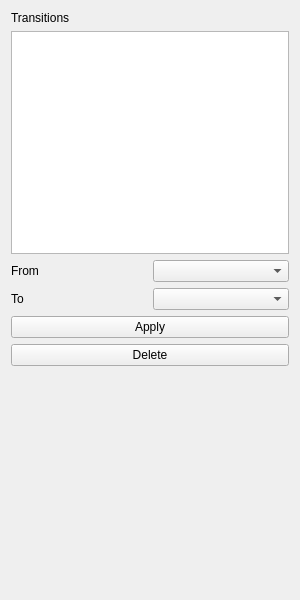
First picture: the form in forms/transitionwidget.ui, repository JuPedSim/jpseditor, before the edit.
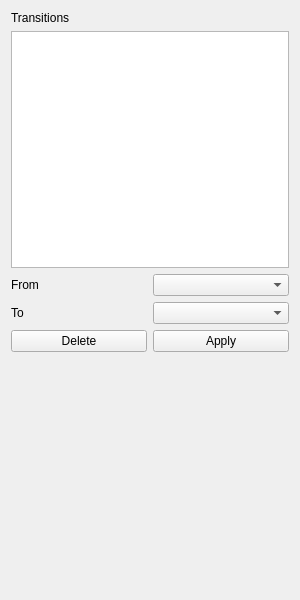
Second picture: the form after the edit.

Commit message: feat(jpseditor-213): Fix from/to room for transitions

Diff of the .ui file:
```diff
--- a/forms/transitionwidget.ui
+++ b/forms/transitionwidget.ui
@@ -71,18 +71,22 @@
     </layout>
    </item>
    <item>
-    <widget class="QPushButton" name="pushButton_apply">
-     <property name="text">
-      <string>Apply</string>
-     </property>
-    </widget>
-   </item>
+    <layout class="QHBoxLayout" name="horizontalLayout_3">
    <item>
     <widget class="QPushButton" name="pushButton_delete">
      <property name="text">
       <string>Delete</string>
      </property>
     </widget>
+     </item>
+     <item>
+      <widget class="QPushButton" name="pushButton_apply">
+       <property name="text">
+        <string>Apply</string>
+       </property>
+      </widget>
+     </item>
+    </layout>
    </item>
    <item>
     <spacer name="verticalSpacer">
```
Lines whose indentation alone changed are shown as unchanged. The commit also changes 1 other file.
